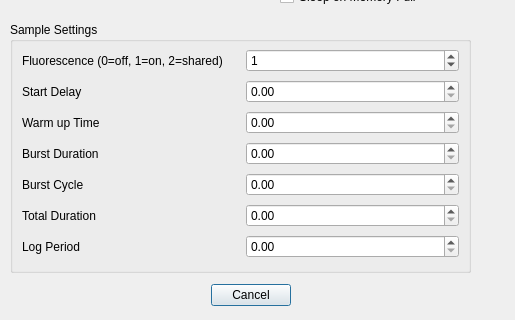
Qt form inlinino/resources/setup_hydroscat.ui (OceanOptics/Inlinino) before a commit; both pictures show x 0 to 515 and y 176 to 496 of the 515 by 496 pixel window.
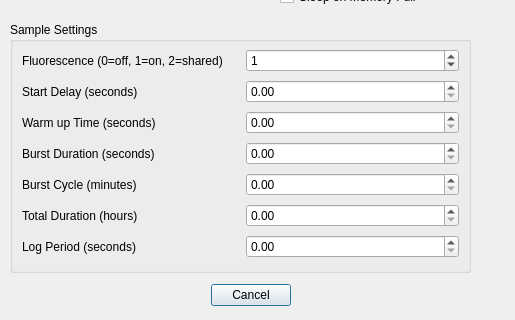
The same form after that commit.

Commit message: added units to fields

What changed in the file:
```diff
--- a/inlinino/resources/setup_hydroscat.ui
+++ b/inlinino/resources/setup_hydroscat.ui
@@ -67,42 +67,42 @@
     <item row="3" column="0">
      <widget class="QLabel" name="label_6">
       <property name="text">
-       <string>Burst Duration</string>
+       <string>Burst Duration (seconds)</string>
       </property>
      </widget>
     </item>
     <item row="5" column="0">
      <widget class="QLabel" name="label_8">
       <property name="text">
-       <string>Total Duration</string>
+       <string>Total Duration (hours)</string>
       </property>
      </widget>
     </item>
     <item row="2" column="0">
      <widget class="QLabel" name="label_5">
       <property name="text">
-       <string>Warm up Time</string>
+       <string>Warm up Time (seconds)</string>
       </property>
      </widget>
     </item>
     <item row="4" column="0">
      <widget class="QLabel" name="label_7">
       <property name="text">
-       <string>Burst Cycle</string>
+       <string>Burst Cycle (minutes)</string>
       </property>
      </widget>
     </item>
     <item row="6" column="0">
      <widget class="QLabel" name="label_9">
       <property name="text">
-       <string>Log Period</string>
+       <string>Log Period (seconds)</string>
       </property>
      </widget>
     </item>
     <item row="1" column="0">
      <widget class="QLabel" name="label_4">
       <property name="text">
-       <string>Start Delay</string>
+       <string>Start Delay (seconds)</string>
       </property>
      </widget>
     </item>
```
